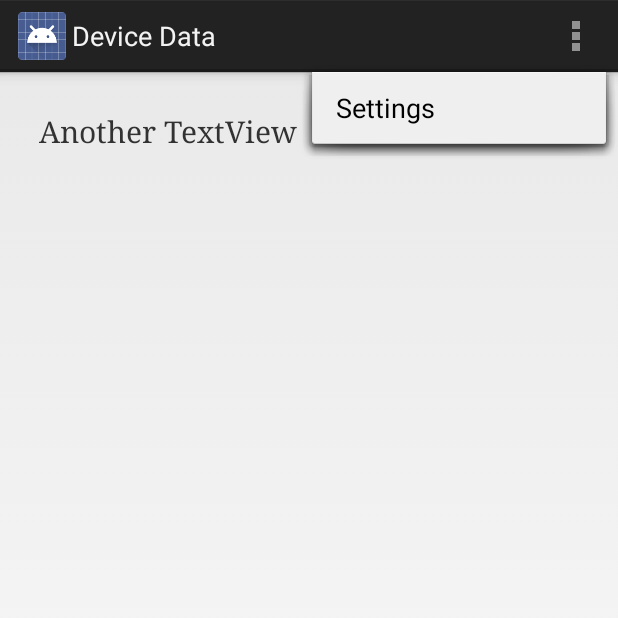
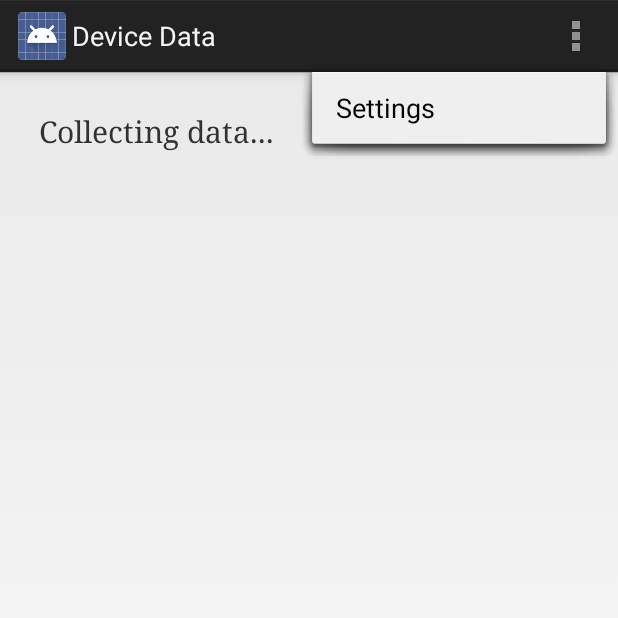
Before and after one commit to TeamWhat/what-stored-in-a-mobile-device-android, an Android app: the DeviceData screen opened directly, with no data from a screen before it, with the options menu open, on a phone screen of 412 x 824 dp, the top half of it. Run offline under Robolectric (Android 15) with nearby library versions, the phone set to English and light mode, and no system bars.

Commit message:
Add permission to read External Storage

```diff
--- a/app/src/main/AndroidManifest.xml
+++ b/app/src/main/AndroidManifest.xml
@@ -3,6 +3,8 @@
     package="fi.hiit.whatisstoredinamobiledevice" >
 
     <uses-permission android:name="android.permission.INTERNET" />
+    <uses-permission android:name="android.permission.READ_EXTERNAL_STORAGE" />
+
 
     <application
         android:allowBackup="true"
--- a/app/src/main/res/layout/activity_device_data.xml
+++ b/app/src/main/res/layout/activity_device_data.xml
@@ -20,7 +20,7 @@
         android:paddingRight="10dp"
         android:lines="7"
         android:id="@+id/deviceDataText"
-        android:text="Another TextView"
+        android:text="@string/loading_text_during_collection"
         android:typeface="serif"
         android:textSize="20sp"
         />
--- a/app/src/main/res/values/strings.xml
+++ b/app/src/main/res/values/strings.xml
@@ -48,6 +48,7 @@
     <string name="skip_button">Skip</string>
     <string name="DeviceDataButton">Show device data</string>
     <string name="title_activity_device_data">Device Data</string>
+    <string name="loading_text_during_collection">Collecting data...</string>
 
     <string name="empty_string"></string>
 
```
